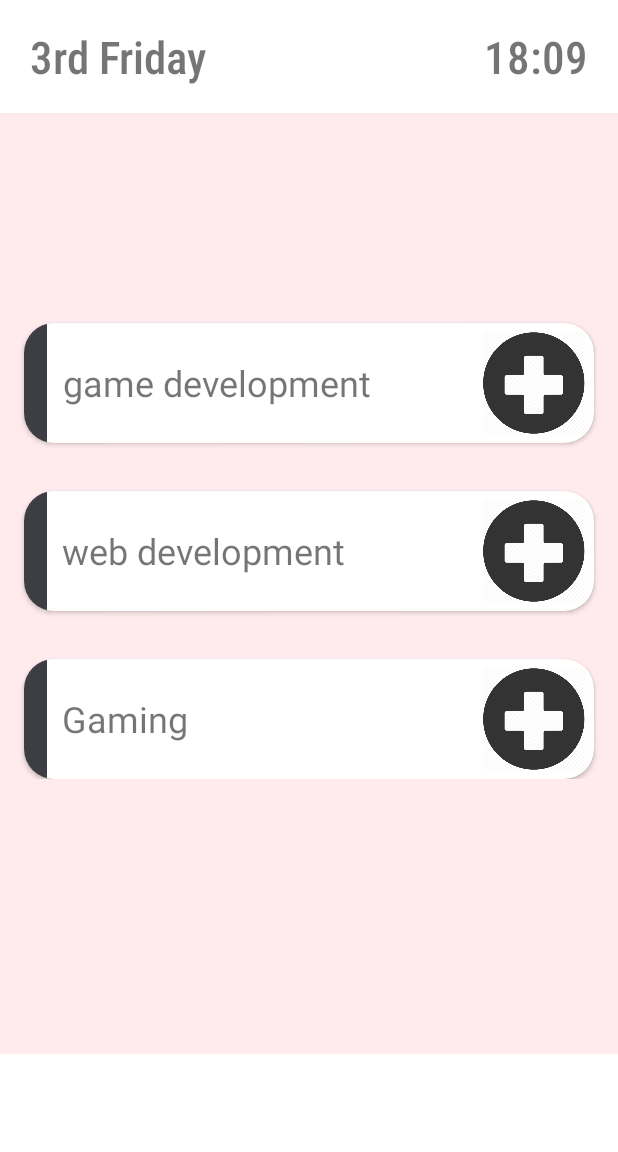
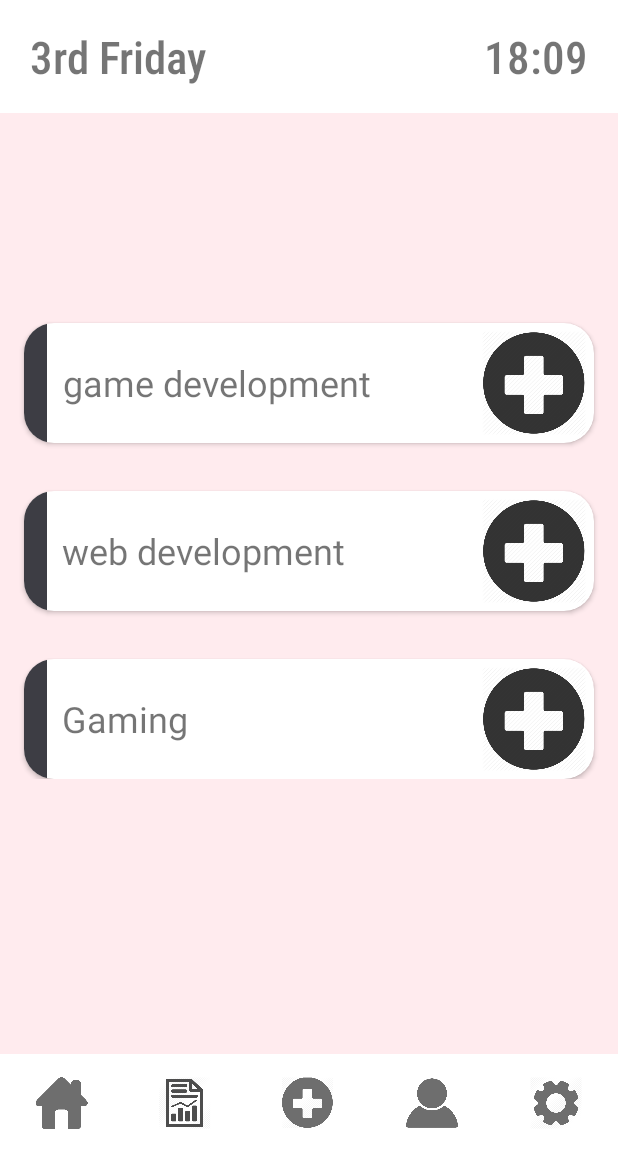
Before and after one commit to cRhettiarachchi/10000-hours---MAD-Project, an Android app: the screen it shows after launch (MainActivity), on a phone screen of 412 x 824 dp, the part 84-1236 px from its top. Run offline under Robolectric (Android 15) with nearby library versions, the phone set to English and light mode, and no system bars.

Commit message:
navigation bar was created

```diff
--- a/app/src/main/res/layout/activity_main.xml
+++ b/app/src/main/res/layout/activity_main.xml
@@ -57,7 +57,49 @@
         android:orientation="horizontal"
         app:layout_constraintBottom_toBottomOf="parent"
         app:layout_constraintEnd_toEndOf="parent"
-        app:layout_constraintStart_toStartOf="parent"></LinearLayout>
+        app:layout_constraintStart_toStartOf="parent">
+
+        <ImageView
+            android:id="@+id/imageView24"
+            android:layout_width="65dp"
+            android:layout_height="match_parent"
+            android:layout_weight="1"
+            android:padding="15dp"
+            app:srcCompat="@drawable/home" />
+
+        <ImageView
+            android:id="@+id/imageView26"
+            android:layout_width="65dp"
+            android:layout_height="match_parent"
+            android:layout_weight="1"
+            android:padding="15dp"
+            app:srcCompat="@drawable/newproject" />
+
+        <ImageView
+            android:id="@+id/imageView27"
+            android:layout_width="65dp"
+            android:layout_height="match_parent"
+            android:layout_weight="1"
+            android:padding="15dp"
+            app:srcCompat="@drawable/addproject" />
+
+        <ImageView
+            android:id="@+id/imageView25"
+            android:layout_width="65dp"
+            android:layout_height="match_parent"
+            android:layout_weight="1"
+            android:padding="15dp"
+            app:srcCompat="@drawable/user" />
+
+        <ImageView
+            android:id="@+id/imageView7"
+            android:layout_width="65dp"
+            android:layout_height="match_parent"
+            android:layout_weight="1"
+            android:padding="15dp"
+            app:srcCompat="@drawable/setting" />
+
+    </LinearLayout>
 
     <ScrollView
         android:id="@+id/scrollView2"
```
Also changed, not shown: app/src/main/res/layout/activity_all_projects.xml (+42 -1 lines), app/src/main/res/layout/activity_project_info.xml (+43 -1 lines), app/src/main/res/drawable/addproject.png (added), app/src/main/res/drawable/home.png (added), app/src/main/res/drawable/list.png (added), app/src/main/res/drawable/setting.png (added), app/src/main/res/drawable/user.png (added).
